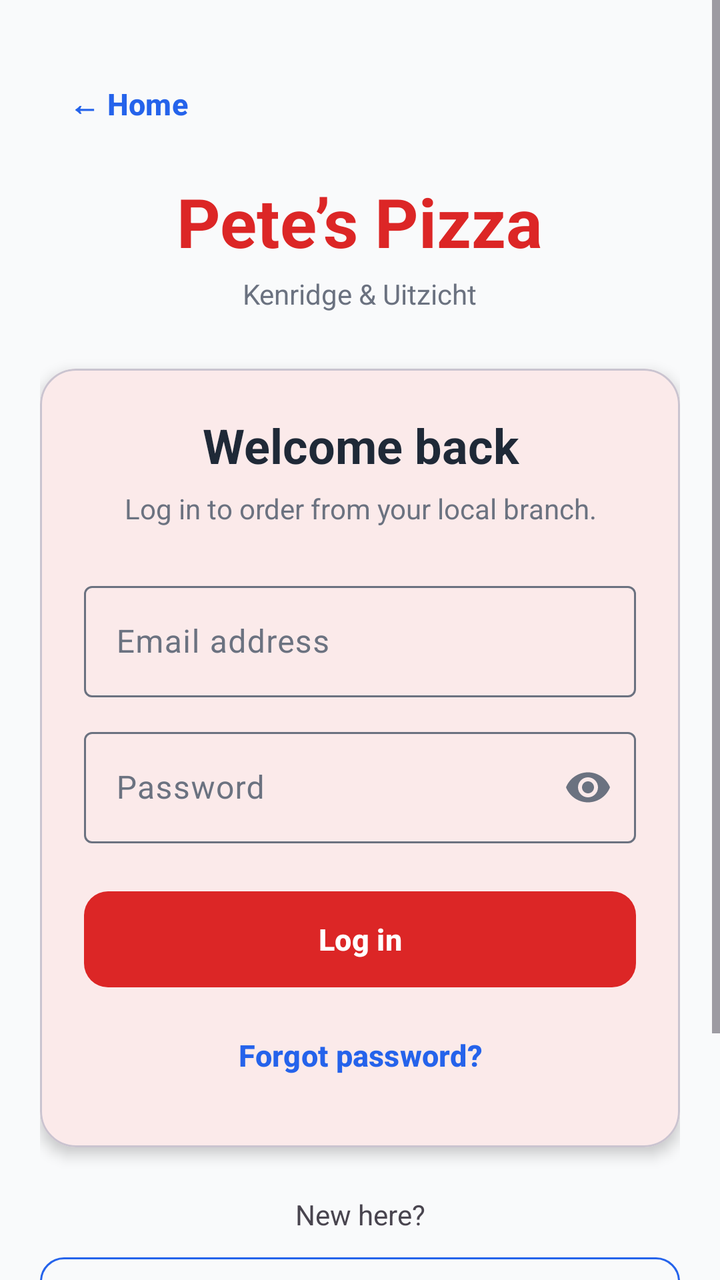
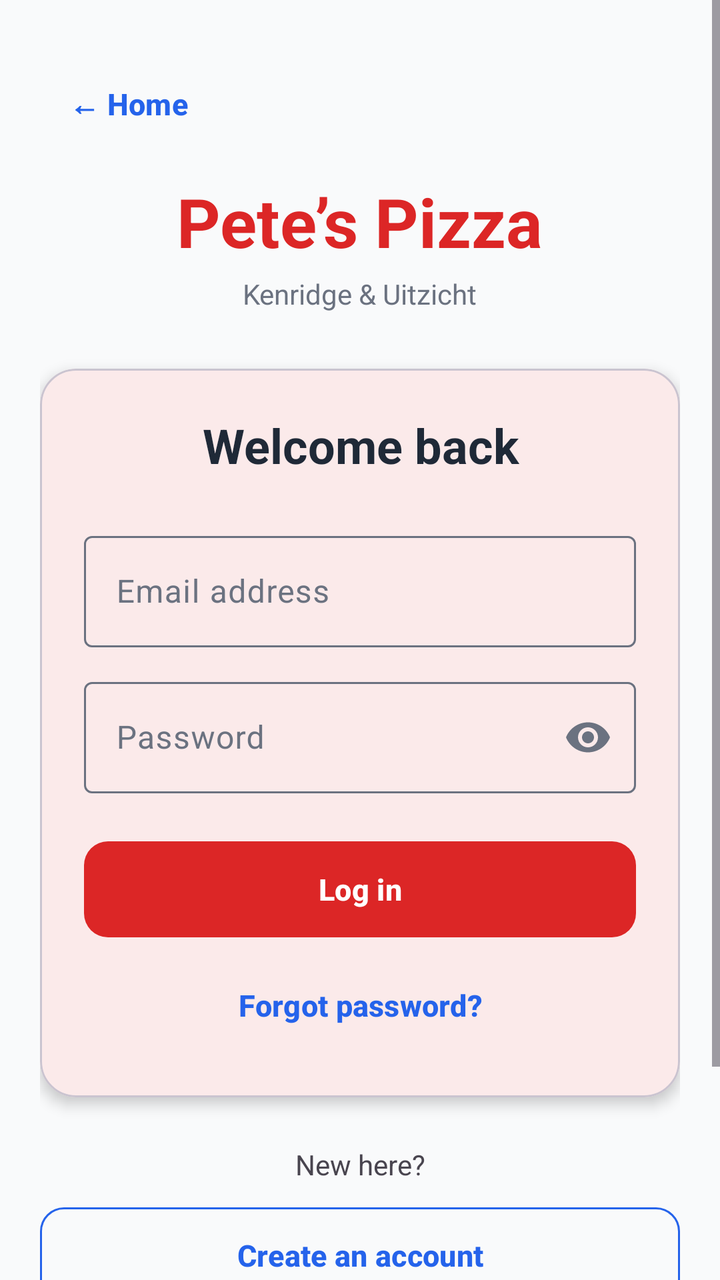

Screens rendered from an Android XML layout before and after an edit, with the pre-edit source and the edit as a unified diff.
<!-- AndroidManifest.xml: application theme Theme.DeliveryApp -->
<!-- res/layout/activity_login.xml -->
<?xml version="1.0" encoding="utf-8"?>
<ScrollView xmlns:android="http://schemas.android.com/apk/res/android" xmlns:app="http://schemas.android.com/apk/res-auto"
    android:layout_width="match_parent" android:layout_height="match_parent" android:fillViewport="true">
    <LinearLayout android:layout_width="match_parent" android:layout_height="wrap_content"
        android:gravity="center_horizontal" android:orientation="vertical"
        android:paddingStart="20dp" android:paddingEnd="20dp" android:paddingTop="28dp" android:paddingBottom="32dp">
        <com.google.android.material.button.MaterialButton
            style="@style/Widget.App.SecondaryTextButton"
            android:id="@+id/btnHome" android:layout_width="wrap_content" android:layout_height="wrap_content"
            android:layout_gravity="start" android:text="← Home" android:textColor="@color/steel_blue" />
        <TextView android:layout_width="wrap_content" android:layout_height="wrap_content"
            android:layout_marginTop="12dp" android:text="Pete’s Pizza" android:textColor="@color/terracotta"
            android:textSize="34sp" android:textStyle="bold" />
        <TextView android:layout_width="wrap_content" android:layout_height="wrap_content"
            android:layout_marginTop="4dp" android:text="Kenridge &amp; Uitzicht"
            android:textColor="?attr/colorOnSurfaceVariant" />
        <com.google.android.material.card.MaterialCardView
            android:layout_width="match_parent" android:layout_height="wrap_content"
            android:layout_marginTop="28dp" app:cardBackgroundColor="?attr/colorSurface"
            app:cardCornerRadius="18dp" app:cardElevation="4dp">
            <LinearLayout android:layout_width="match_parent" android:layout_height="wrap_content"
                android:orientation="vertical" android:padding="22dp">
                <TextView android:layout_width="match_parent" android:layout_height="wrap_content"
                    android:gravity="center" android:text="Welcome back"
                    android:textAppearance="@style/TextAppearance.Material3.HeadlineSmall"
                    android:textStyle="bold" />
                <TextView android:layout_width="match_parent" android:layout_height="wrap_content"
                    android:layout_marginTop="6dp" android:gravity="center"
                    android:text="Log in to order from your local branch."
                    android:textColor="?attr/colorOnSurfaceVariant" />
                <com.google.android.material.textfield.TextInputLayout
                    style="@style/Widget.Material3.TextInputLayout.OutlinedBox"
                    android:layout_width="match_parent" android:layout_height="wrap_content"
                    android:layout_marginTop="24dp" android:hint="Email address">
                    <com.google.android.material.textfield.TextInputEditText
                        android:id="@+id/etEmail" android:layout_width="match_parent"
                        android:layout_height="wrap_content" android:inputType="textEmailAddress"
                        android:maxLines="1" />
                </com.google.android.material.textfield.TextInputLayout>
                <com.google.android.material.textfield.TextInputLayout
                    style="@style/Widget.Material3.TextInputLayout.OutlinedBox"
                    android:layout_width="match_parent" android:layout_height="wrap_content"
                    android:layout_marginTop="12dp" android:hint="Password" app:endIconMode="password_toggle">
                    <com.google.android.material.textfield.TextInputEditText
                        android:id="@+id/etPassword" android:layout_width="match_parent"
                        android:layout_height="wrap_content" android:inputType="textPassword"
                        android:maxLines="1" />
                </com.google.android.material.textfield.TextInputLayout>
                <TextView android:id="@+id/tvMessage" android:layout_width="match_parent"
                    android:layout_height="wrap_content" android:layout_marginTop="12dp"
                    android:visibility="gone" />
                <com.google.android.material.button.MaterialButton
                    android:id="@+id/btnLogin" android:layout_width="match_parent"
                    android:layout_height="56dp" android:layout_marginTop="20dp"
                    android:text="Log in" android:textStyle="bold" />
                <com.google.android.material.button.MaterialButton
                    style="@style/Widget.App.SecondaryTextButton"
                    android:id="@+id/btnForgot" android:layout_width="match_parent"
                    android:layout_height="wrap_content" android:layout_marginTop="6dp"
                    android:text="Forgot password?" android:textColor="@color/steel_blue" />
            </LinearLayout>
        </com.google.android.material.card.MaterialCardView>
        <TextView android:layout_width="match_parent" android:layout_height="wrap_content"
            android:layout_marginTop="24dp" android:gravity="center" android:text="New here?" />
        <com.google.android.material.button.MaterialButton
            style="@style/Widget.App.SecondaryButton"
            android:id="@+id/btnRegister" android:layout_width="match_parent"
            android:layout_height="56dp" android:layout_marginTop="8dp"
            android:text="Create an account" android:textStyle="bold" />
        <TextView android:id="@+id/tvDemoHint" android:layout_width="match_parent"
            android:layout_height="wrap_content" android:layout_marginTop="16dp"
            android:gravity="center" android:textColor="?attr/colorOutline"
            android:textSize="12sp" android:text="Demo account: demo@delivery.app / Demo@1234" />
        <com.google.android.material.button.MaterialButton
            style="@style/Widget.App.SecondaryTextButton"
            android:id="@+id/btnDemo" android:layout_width="match_parent"
            android:layout_height="wrap_content" android:text="Use demo account"
            android:textColor="@color/steel_blue" />
    </LinearLayout>
</ScrollView>
<!-- resources referenced by this layout -->
<resources>
  <color name="steel_blue">@color/brand_blue</color>
  <color name="terracotta">@color/brand_red</color>
  <style name="Widget.App.SecondaryButton" parent="Widget.Material3.Button.OutlinedButton">
          <item name="cornerRadius">12dp</item>
          <item name="strokeColor">@color/brand_blue</item>
          <item name="android:textColor">@color/brand_blue</item>
          <item name="iconTint">@color/brand_blue</item>
      </style>
  <style name="Widget.App.SecondaryTextButton" parent="Widget.Material3.Button.TextButton">
          <item name="android:textColor">@color/brand_blue</item>
          <item name="iconTint">@color/brand_blue</item>
      </style>
  <style name="Theme.DeliveryApp" parent="Theme.Material3.Light.NoActionBar">
          <item name="materialButtonStyle">@style/Widget.App.PrimaryButton</item>
          <item name="materialButtonOutlinedStyle">@style/Widget.App.SecondaryButton</item>
          <item name="colorPrimary">@color/brand_red</item>
          <item name="colorOnPrimary">@color/surface</item>
          <item name="colorPrimaryContainer">@color/brand_red_tint</item>
          <item name="colorOnPrimaryContainer">@color/neutral_dark</item>
          <item name="colorSecondary">@color/brand_blue</item>
          <item name="colorOnSecondary">@color/surface</item>
          <item name="colorSecondaryContainer">@color/brand_blue_tint</item>
          <item name="colorOnSecondaryContainer">@color/neutral_dark</item>
          <item name="colorTertiary">@color/neutral_primary</item>
          <item name="colorSurface">@color/surface</item>
          <item name="colorOnSurface">@color/neutral_dark</item>
          <item name="colorSurfaceVariant">@color/neutral_border</item>
          <item name="colorOnSurfaceVariant">@color/neutral_medium</item>
          <item name="colorOutline">@color/neutral_medium</item>
          <item name="colorError">@color/error_red</item>
          <item name="android:colorBackground">@color/page_background</item>
          <item name="android:textColorPrimary">@color/neutral_dark</item>
          <item name="android:statusBarColor">@color/brand_blue_dark</item>
          <item name="android:navigationBarColor">@color/page_background</item>
          <item name="android:windowLightStatusBar">false</item>
          <item name="android:windowLightNavigationBar" tools:targetApi="27">true</item>
      </style>
  <color name="brand_blue">#2563EB</color>
  <color name="brand_red">#DC2626</color>
  <style name="Widget.App.PrimaryButton" parent="Widget.Material3.Button">
          <item name="cornerRadius">12dp</item>
          <item name="android:textSize">15sp</item>
          <item name="android:minHeight">56dp</item>
          <item name="android:textStyle">bold</item>
          <item name="backgroundTint">@color/brand_red</item>
          <item name="android:textColor">@color/surface</item>
      </style>
  <color name="surface">#FFFFFF</color>
  <color name="brand_red_tint">#FEE2E2</color>
  <color name="neutral_dark">#1F2937</color>
  <color name="brand_blue_tint">#DBEAFE</color>
  <color name="neutral_primary">#4B5563</color>
  <color name="neutral_border">#E5E7EB</color>
  <color name="neutral_medium">#6B7280</color>
  <color name="error_red">#B91C1C</color>
  <color name="page_background">#F9FAFB</color>
  <color name="brand_blue_dark">#1E40AF</color>
</resources>

<!-- the commit's change to res/layout/activity_login.xml (unified diff, before → after) -->
@@ -24,10 +24,6 @@
                     android:gravity="center" android:text="Welcome back"
                     android:textAppearance="@style/TextAppearance.Material3.HeadlineSmall"
                     android:textStyle="bold" />
-                <TextView android:layout_width="match_parent" android:layout_height="wrap_content"
-                    android:layout_marginTop="6dp" android:gravity="center"
-                    android:text="Log in to order from your local branch."
-                    android:textColor="?attr/colorOnSurfaceVariant" />
                 <com.google.android.material.textfield.TextInputLayout
                     style="@style/Widget.Material3.TextInputLayout.OutlinedBox"
                     android:layout_width="match_parent" android:layout_height="wrap_content"
